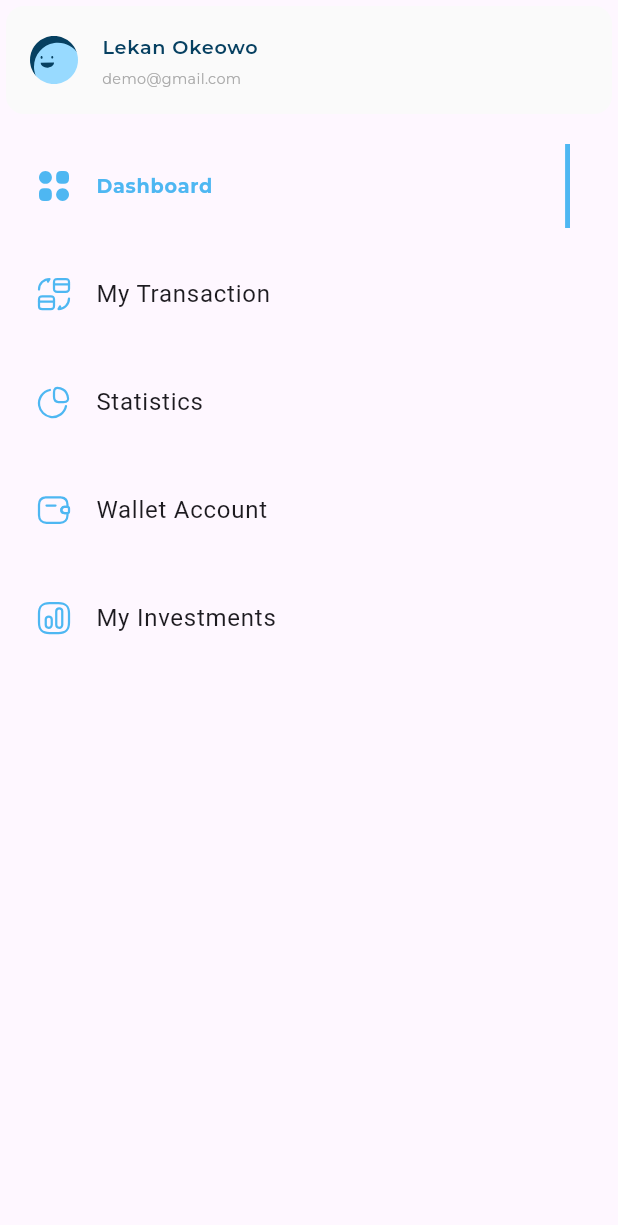
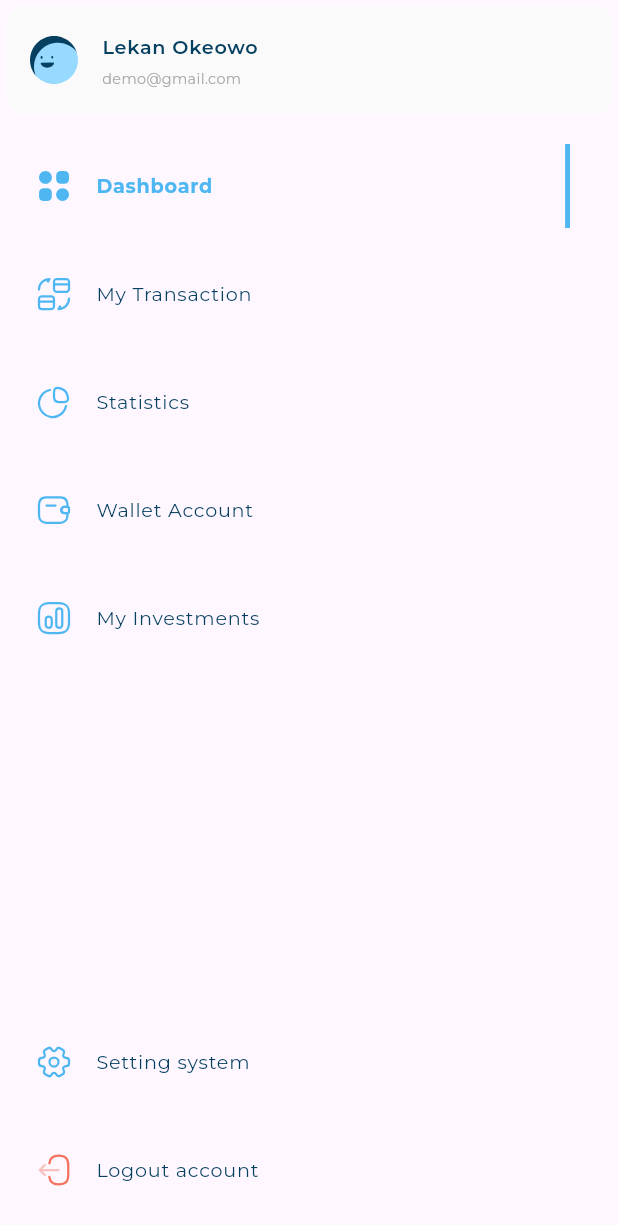
Before and after one commit to taherElzoghby27/responsive-adaptive-project, a Flutter app: the CustomDrawerDashBoard widget shown alone on an empty page, opened directly, on a phone screen of 412 x 824 dp. Shown: the top 1225 px of the screen. Run offline on Flutter 3.47's test engine with Material 3 defaults, Android fonts, the phone set to English and light mode, and no system bars; our stand-ins replace device_preview, flutter_svg; project files that could hold a hidden picture were left out.

Commit message:
feat: Add drawer items, tile widgets, and custom text style

```diff
--- a/lib/responsive_dash_board/widgets/custom_drawer.dart
+++ b/lib/responsive_dash_board/widgets/custom_drawer.dart
@@ -3,6 +3,7 @@ import 'package:responsive_adaptive/responsive_dash_board/models/drawer_item_mod
 import 'package:responsive_adaptive/responsive_dash_board/utils/app_assets.dart';
 
 import '../utils/spacing.dart';
+import 'in_active_tile_list_info_widget.dart';
 import 'list_tile_info_widget.dart';
 import 'listview_drawer_items.dart';
 
@@ -15,6 +16,10 @@ class CustomDrawerDashBoard extends StatelessWidget {
     DrawerItemModel(image: Assets.imagesWalletAccount, title: "Wallet Account"),
     DrawerItemModel(image: Assets.imagesMyInvestments, title: "My Investments"),
   ];
+  static List<DrawerItemModel> endItems = [
+    DrawerItemModel(image: Assets.imagesSettings, title: "Setting system"),
+    DrawerItemModel(image: Assets.imagesLogout, title: "Logout account"),
+  ];
   @override
   Widget build(BuildContext context) {
     return Column(
@@ -26,6 +31,10 @@ class CustomDrawerDashBoard extends StatelessWidget {
         ),
         verticalSpace(8),
         ListViewDrawerItems(items: items),
+        const Spacer(),
+        InActiveTileListInfoWidget(drawerItemModel: endItems[0]),
+        InActiveTileListInfoWidget(drawerItemModel: endItems[1]),
+        verticalSpace(8),
       ],
     );
   }
--- a/lib/responsive_dash_board/widgets/in_active_tile_list_info_widget.dart
+++ b/lib/responsive_dash_board/widgets/in_active_tile_list_info_widget.dart
@@ -1,5 +1,6 @@
 import 'package:flutter/material.dart';
 import 'package:flutter_svg/svg.dart';
+import 'package:responsive_adaptive/responsive_dash_board/utils/app_styles.dart';
 
 import '../models/drawer_item_model.dart';
 
@@ -15,7 +16,10 @@ class InActiveTileListInfoWidget extends StatelessWidget {
       padding: const EdgeInsets.all(8.0),
       child: ListTile(
         leading: SvgPicture.asset(drawerItemModel.image),
-        title: Text(drawerItemModel.title),
+        title: Text(
+          drawerItemModel.title,
+          style: AppStyles.styleRegular16(context),
+        ),
       ),
     );
   }
```
